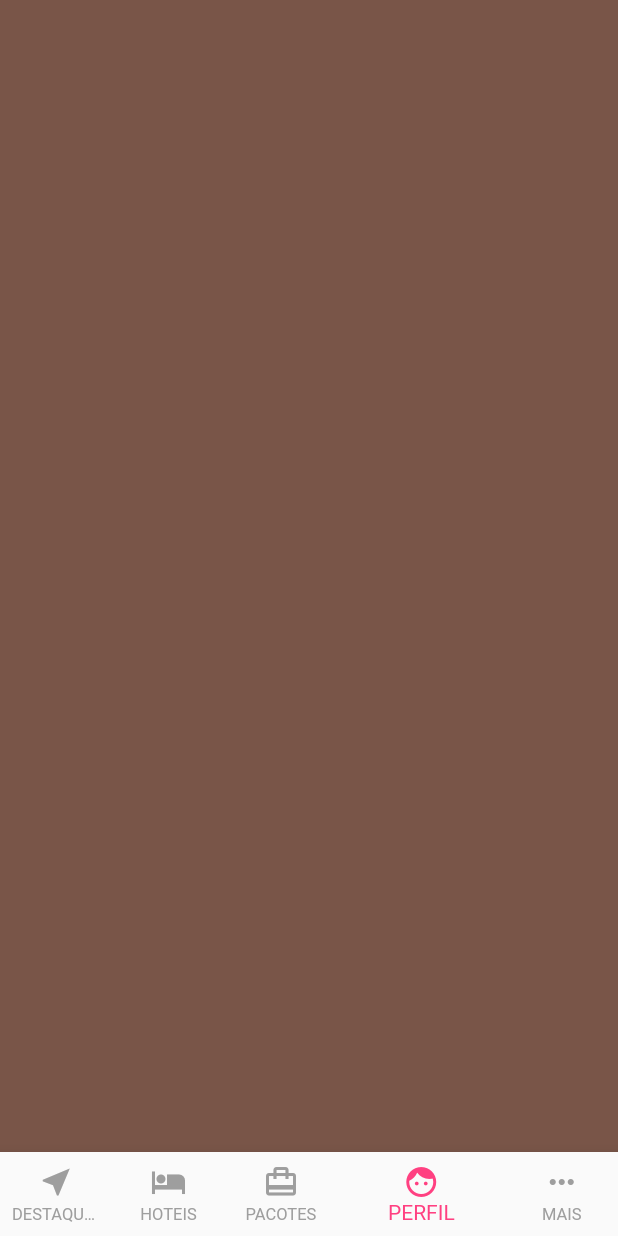
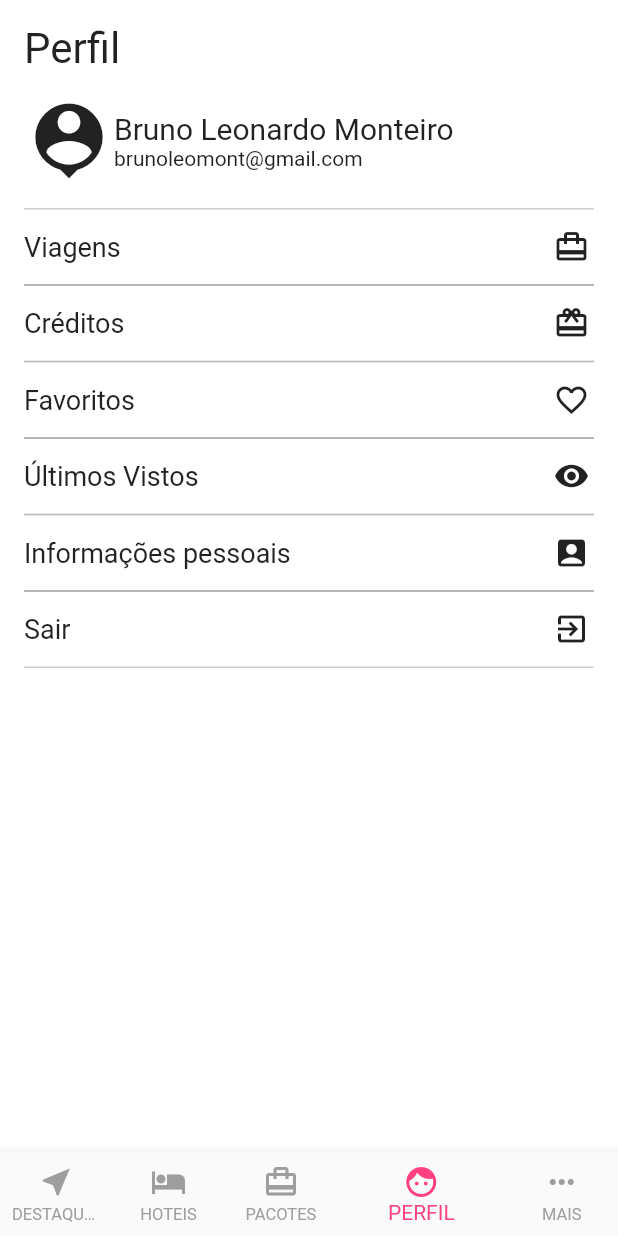
Before and after one commit to brunoleomont/hurbe, a Flutter app: the screen it shows after launch, swiped to page 4, on a phone screen of 412 x 824 dp. Run offline on Flutter 3.47's test engine with Material 2 defaults, Android fonts, the phone set to English and light mode, and no system bars.

Commit message:
Add profile screen

```diff
--- a/lib/screens/home_screen.dart
+++ b/lib/screens/home_screen.dart
@@ -1,4 +1,5 @@
 import 'package:flutter/material.dart';
+import 'package:hurb/screens/profile_screen.dart';
 
 class HomeScreen extends StatefulWidget {
   @override
@@ -67,9 +68,7 @@ class _HomeScreenState extends State<HomeScreen> {
               Container(
                 color: Colors.yellow,
               ),
-              Container(
-                color: Colors.brown,
-              ),
+              ProfileScreen(),
               Container(
                 color: Colors.purple,
               )
--- /dev/null
+++ b/lib/screens/profile_screen.dart
@@ -0,0 +1,54 @@
+import 'package:flutter/material.dart';
+import 'package:hurb/widgets/list_perfil_menu_item.dart';
+
+class ProfileScreen extends StatelessWidget {
+  @override
+  Widget build(BuildContext context) {
+    return Scaffold(
+        backgroundColor: Colors.white,
+        body: ListView(
+          children: <Widget>[
+            Padding(
+                padding: EdgeInsets.all(16.0),
+                child: Column(
+                  mainAxisAlignment: MainAxisAlignment.start,
+                  children: <Widget>[
+                    Row(
+                      children: <Widget>[
+                        Text(
+                          'Perfil',
+                          style: TextStyle(
+                              fontSize: 28, fontWeight: FontWeight.w400),
+                          textAlign: TextAlign.left,
+                        ),
+                      ],
+                    ),
+                    SizedBox(height: 15.0),
+                    Row(
+                      children: <Widget>[
+                        Icon(
+                          Icons.person_pin,
+                          size: 60,
+                        ),
+                        Column(
+                          crossAxisAlignment: CrossAxisAlignment.start,
+                          children: <Widget>[
+                            Text('Bruno Leonardo Monteiro', style: TextStyle(fontSize: 20.0), textAlign: TextAlign.left, overflow: TextOverflow.fade),
+                            Text('brunoleomont@gmail.com'),
+                          ],
+                        )
+                      ],
+                    ),
+                    SizedBox(height: 15.0),
+                    ListPerfilMenuItem("Viagens", Icons.card_travel),
+                    ListPerfilMenuItem("Créditos", Icons.card_giftcard),
+                    ListPerfilMenuItem("Favoritos", Icons.favorite_border),
+                    ListPerfilMenuItem("Últimos Vistos", Icons.remove_red_eye),
+                    ListPerfilMenuItem("Informações pessoais", Icons.account_box),
+                    ListPerfilMenuItem("Sair", Icons.exit_to_app)
+                  ],
+                ))
+          ],
+        ));
+  }
+}
--- /dev/null
+++ b/lib/widgets/list_perfil_menu_item.dart
@@ -0,0 +1,35 @@
+import 'package:flutter/material.dart';
+
+class ListPerfilMenuItem extends StatelessWidget {
+  final String _title;
+  final IconData _icon;
+
+  ListPerfilMenuItem(this._title, this._icon);
+
+  @override
+  Widget build(BuildContext context) {
+    return Stack(children: <Widget>[
+      Container(
+        decoration: BoxDecoration(
+            color: Colors.white,
+            border: Border(
+                top: BorderSide(color: Colors.grey, width: 0.5),
+                bottom: BorderSide(color: Colors.grey, width: 0.5))),
+        child: Row(
+          mainAxisAlignment: MainAxisAlignment.spaceBetween,
+          children: <Widget>[
+            Text(
+              _title,
+              style: TextStyle(fontSize: 18, fontWeight: FontWeight.w400),
+            ),
+            Container(
+              width: 30,
+              height: 50,
+              child: Icon(_icon),
+            )
+          ],
+        ),
+      ),
+    ]);
+  }
+}
```
